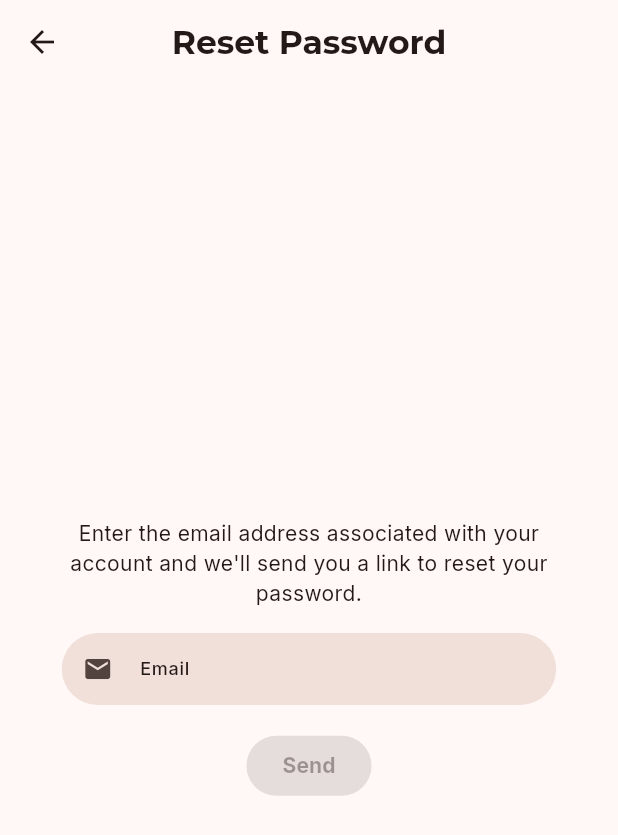
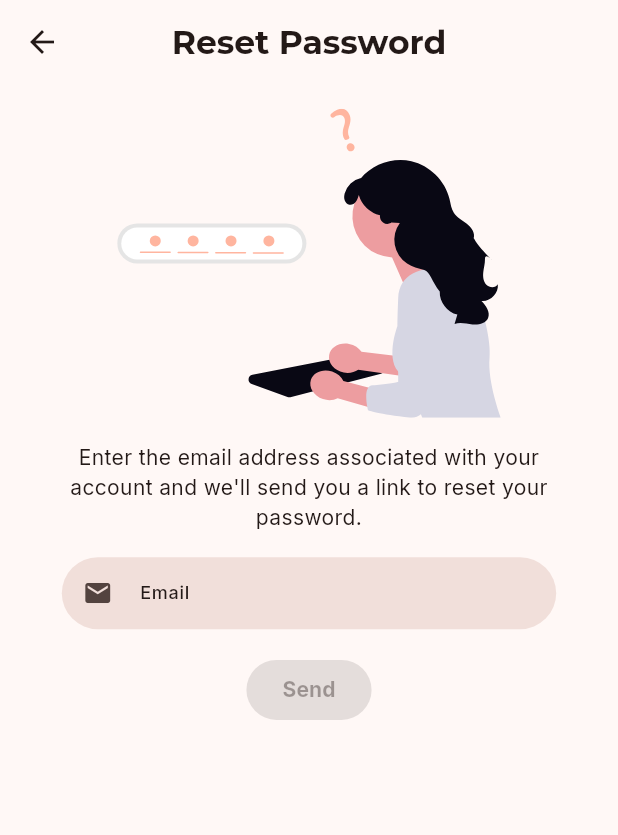
Before and after one commit to Keriw01/rallytics, a Flutter app: the ResetPasswordScreen screen opened by its route, on a phone screen of 412 x 824 dp. Shown: the top 835 px of the screen. Run offline on Flutter 3.47's test engine with Material 3 defaults, Android fonts, the phone set to English and light mode, and no system bars; our stand-ins replace firebase_auth, firebase_core, firebase_crashlytics, flutter_bloc, flutter_svg, font_awesome_flutter and 7 more; missing offline and left inert: flutter_facebook_auth; accounts and stored records are empty; generated files the repository leaves out were written again.

Commit message:
feat(auth): add logo to forgot password screen

```diff
--- a/lib/features/auth/presentation/pages/reset_password_screen.dart
+++ b/lib/features/auth/presentation/pages/reset_password_screen.dart
@@ -9,6 +9,7 @@ import 'package:rallytics/features/auth/presentation/bloc/auth_state.dart';
 import 'package:rallytics/features/auth/presentation/widgets/auth_text_field.dart';
 import 'package:rallytics/generated/l10n.dart';
 import 'package:rallytics/helpers/error_message_helper.dart';
+import 'package:flutter_svg/svg.dart';
 
 class ResetPasswordScreen extends StatefulWidget {
   const ResetPasswordScreen({super.key});
@@ -96,8 +97,13 @@ class _ResetPasswordScreenState extends State<ResetPasswordScreen> {
       child: Padding(
         padding: EdgeInsets.symmetric(horizontal: screenWidth * 0.1),
         child: Column(
-          mainAxisAlignment: MainAxisAlignment.center,
           children: [
+            SizedBox(height: screenHeight * 0.02),
+            SizedBox(
+              height: screenHeight * 0.25,
+              child: SvgPicture.asset('assets/images/forgot_password_logo.svg'),
+            ),
+            SizedBox(height: screenHeight * 0.02),
             Text(
               S.of(context).resetPasswordInstruction,
               textAlign: TextAlign.center,
```
Also changed, not shown: assets/images/forgot_password_logo.svg (added).
